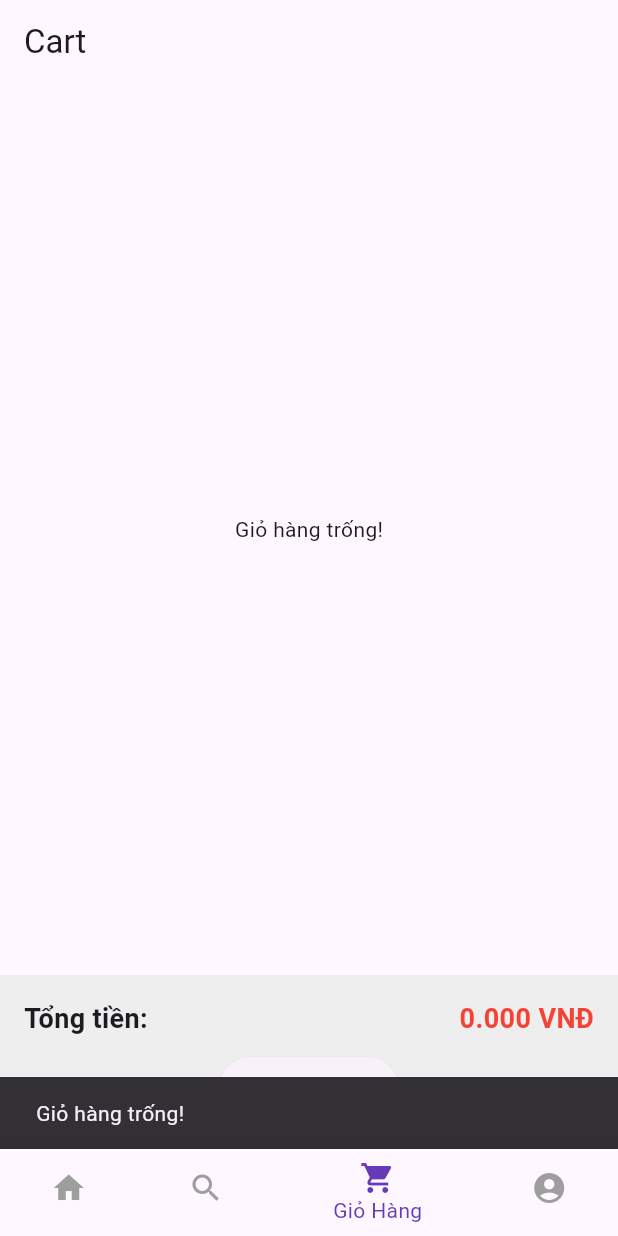
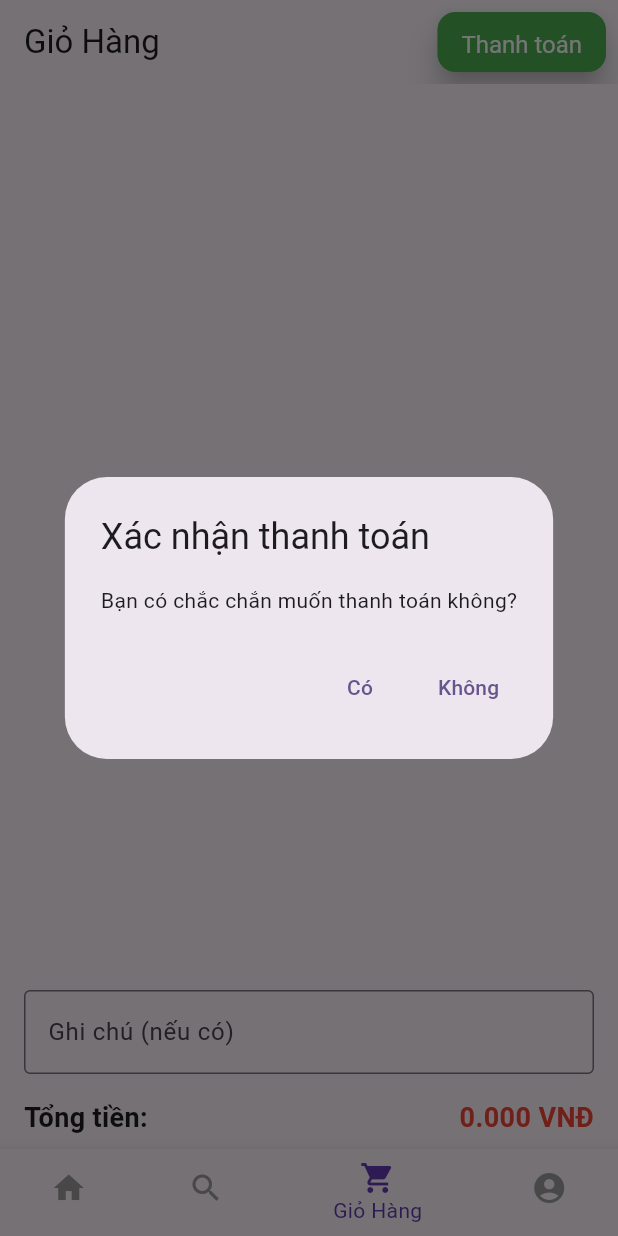
Before and after one commit to IzumiDKC/Flutter_Fashion-Shop, a Flutter app: the screen it shows after launch, item 3 of the bottom bar chosen, after a tap on "Thanh toán", on a phone screen of 412 x 824 dp. Run offline on Flutter 3.47's test engine with Material 3 defaults, Android fonts, the phone set to English and light mode, and no system bars; our stand-ins replace dio, jwt_decoder, shared_preferences; network calls fail.

Commit message:
Xây dựng Cart và lưu Order vào database #2

```diff
--- /dev/null
+++ b/lib/models/CreateOrderRequest.dart
@@ -0,0 +1,27 @@
+import 'OrderDetailRequest.dart';
+
+class CreateOrderRequest {
+  final String userId;
+  final double totalPrice;
+  final String shippingAddress;
+  final String? notes;
+  final List<OrderDetailRequest> orderDetails;
+
+  CreateOrderRequest({
+    required this.userId,
+    required this.totalPrice,
+    required this.shippingAddress,
+    this.notes,
+    required this.orderDetails,
+  });
+
+  Map<String, dynamic> toJson() {
+    return {
+      'userId': userId,
+      'totalPrice': totalPrice,
+      'shippingAddress': shippingAddress,
+      'notes': notes ?? '',
+      'orderDetails': orderDetails.map((e) => e.toJson()).toList(),
+    };
+  }
+}
--- a/lib/models/Order.dart
+++ b/lib/models/Order.dart
@@ -0,0 +1,35 @@
+import 'OrderDetail.dart';
+
+class Order {
+  final int id;
+  final String orderDate;
+  final double totalPrice;
+  final String shippingAddress;
+  final String status;
+  final String? notes;
+  final List<OrderDetail> orderDetails;
+
+  Order({
+    required this.id,
+    required this.orderDate,
+    required this.totalPrice,
+    required this.shippingAddress,
+    required this.status,
+    this.notes,
+    required this.orderDetails,
+  });
+
+  factory Order.fromJson(Map<String, dynamic> json) {
+    return Order(
+      id: json['id'],
+      orderDate: json['orderDate'],
+      totalPrice: json['totalPrice'],
+      shippingAddress: json['shippingAddress'],
+      status: json['status'],
+      notes: json['notes'],
+      orderDetails: (json['orderDetails'] as List)
+          .map((e) => OrderDetail.fromJson(e))
+          .toList(),
+    );
+  }
+}
--- /dev/null
+++ b/lib/models/OrderDetail.dart
@@ -0,0 +1,22 @@
+class OrderDetail {
+  final String name;
+  final double originalPrice;
+  final double finalPrice;
+  final int quantity;
+
+  OrderDetail({
+    required this.name,
+    required this.originalPrice,
+    required this.finalPrice,
+    required this.quantity,
+  });
+
+  factory OrderDetail.fromJson(Map<String, dynamic> json) {
+    return OrderDetail(
+      name: json['name'],
+      originalPrice: json['originalPrice'],
+      finalPrice: json['finalPrice'],
+      quantity: json['quantity'],
+    );
+  }
+}
--- /dev/null
+++ b/lib/models/OrderDetailRequest.dart
@@ -0,0 +1,16 @@
+class OrderDetailRequest {
+  final int productId;
+  final int quantity;
+
+  OrderDetailRequest({
+    required this.productId,
+    required this.quantity,
+  });
+
+  Map<String, dynamic> toJson() {
+    return {
+      'productId': productId,
+      'quantity': quantity,
+    };
+  }
+}
--- a/lib/screens/CartScreen.dart
+++ b/lib/screens/CartScreen.dart
@@ -1,4 +1,9 @@
 import 'package:flutter/material.dart';
+import 'package:shared_preferences/shared_preferences.dart';
+
+import '../api/api_Client.dart';
+import '../models/CreateOrderRequest.dart';
+import '../models/OrderDetailRequest.dart';
 
 class CartScreen extends StatefulWidget {
   const CartScreen({super.key, required this.cart});
@@ -10,18 +15,17 @@ class CartScreen extends StatefulWidget {
 }
 
 class _CartScreenState extends State<CartScreen> {
+  final TextEditingController _noteController = TextEditingController();
   @override
   void initState() {
     super.initState();
-    // Đảm bảo mọi sản phẩm đều có thuộc tính 'quantity'
     for (var product in widget.cart) {
       if (product['quantity'] == null || product['quantity'] <= 0) {
-        product['quantity'] = 1; // Gán giá trị mặc định là 1
+        product['quantity'] = 1;
       }
     }
   }
 
-  // Hàm tính tổng tiền
   double _calculateTotalPrice() {
     return widget.cart.fold(
       0.0,
@@ -29,62 +33,145 @@ class _CartScreenState extends State<CartScreen> {
     );
   }
 
-  // Hàm tăng số lượng
   void _increaseQuantity(int index) {
     setState(() {
-      // Chỉ tăng số lượng cho sản phẩm tại vị trí `index`
       widget.cart[index]['quantity'] += 1;
     });
   }
 
-
-
-  // Hàm giảm số lượng
   void _decreaseQuantity(int index) {
     setState(() {
       if (widget.cart[index]['quantity'] > 1) {
-        widget.cart[index]['quantity'] -= 1; // Chỉ giảm nếu lớn hơn 1
+        widget.cart[index]['quantity'] -= 1;
       }
     });
   }
 
-
-
-  // Hàm xóa sản phẩm khỏi giỏ hàng
   void _removeFromCart(int index) {
     setState(() {
       widget.cart.removeAt(index);
     });
   }
 
-  // Hàm xử lý thanh toán
-  void _checkout() {
-    if (widget.cart.isNotEmpty) {
-      // Xử lý logic thanh toán tại đây
+  Future<String?> _getUserId() async {
+    final prefs = await SharedPreferences.getInstance();
+    return prefs.getString('userId');
+  }
+
+  Future<String?> _getToken() async {
+    final prefs = await SharedPreferences.getInstance();
+    return prefs.getString('token');
+  }
+
+
+  void _placeOrder() async {
+    final userId = await _getUserId();
+    final token = await _getToken();
+    print('userId được lấy từ SharedPreferences trong CartScreen: $userId');
+    print('Token được lấy từ SharedPreferences trong CartScreen: $token');
+    if (userId == null) {
       ScaffoldMessenger.of(context).showSnackBar(
-        const SnackBar(content: Text('Thanh toán thành công!')),
+        const SnackBar(content: Text('Lỗi: Không tìm thấy userId')),
       );
+      return;
+    }
+
+    try {
+      final profile = await ApiClient().getProfile(userId);
+      final shippingAddress = profile.address?.toString() ?? "Không có thông tin địa chỉ";
+
+
+      final orderDetailRequests = widget.cart.map((product) {
+        return OrderDetailRequest(
+          productId: product['id'] ?? 0,
+          quantity: product['quantity'] ?? 1,
+        );
+      }).toList();
+
+      print('Danh sách sản phẩm (JSON): ${orderDetailRequests.map((e) => e.toJson()).toList()}');
+
+      final createOrderRequest = CreateOrderRequest(
+        userId: userId,
+        totalPrice: _calculateTotalPrice(),
+        shippingAddress: shippingAddress,
+        notes: _noteController.text.isEmpty ? null : _noteController.text,
+        orderDetails: orderDetailRequests,
+      );
+
+      print('Dữ liệu CreateOrderRequest: ${createOrderRequest.toJson()}');
+
+
+      final order = await ApiClient().createOrder(createOrderRequest);
+
+      ScaffoldMessenger.of(context).showSnackBar(
+        const SnackBar(content: Text('Đơn hàng đã được lưu thành công!')),
+      );
+
       setState(() {
         widget.cart.clear();
       });
-    } else {
+    } catch (e) {
       ScaffoldMessenger.of(context).showSnackBar(
-        const SnackBar(content: Text('Giỏ hàng trống!')),
+        SnackBar(content: Text('Lỗi khi lưu đơn hàng: $e')),
       );
+      print('Loi khi luu don hang: $e');
     }
+  }
+
+  void _confirmPayment() {
+    showDialog(
+      context: context,
+      builder: (BuildContext context) {
+        return AlertDialog(
+          title: const Text('Xác nhận thanh toán'),
+          content: const Text('Bạn có chắc chắn muốn thanh toán không?'),
+          actions: <Widget>[
+            TextButton(
+              child: const Text('Có'),
+              onPressed: () {
+                Navigator.of(context).pop();
+                _placeOrder();
+              },
+            ),
+            TextButton(
+              child: const Text('Không'),
+              onPressed: () {
+                Navigator.of(context).pop();
+              },
+            ),
+          ],
+        );
+      },
+    );
   }
 
   @override
   Widget build(BuildContext context) {
     final totalPrice = _calculateTotalPrice();
-
     return Scaffold(
       appBar: AppBar(
-        title: const Text('Cart'),
+        title: const Text('Giỏ Hàng'),
+        actions: [
+          Padding(
+            padding: const EdgeInsets.all(8.0),
+            child: ElevatedButton(
+              onPressed: _confirmPayment,
+              child: const Text('Thanh toán'),
+              style: ElevatedButton.styleFrom(
+                foregroundColor: Colors.white, backgroundColor: Colors.green, padding: const EdgeInsets.symmetric(vertical: 12.0, horizontal: 16.0),
+                textStyle: const TextStyle(fontSize: 16), // Màu chữ
+                elevation: 8, // Tạo bóng đổ mạnh mẽ
+                shape: RoundedRectangleBorder(
+                  borderRadius: BorderRadius.circular(12.0), // Đường viền mềm mại
+                ),
+              ),
+            )
+
+          ),
+        ],
       ),
       body: Column(
         children: [
-          // Danh sách sản phẩm trong giỏ hàng
           Expanded(
             child: widget.cart.isEmpty
                 ? const Center(child: Text('Giỏ hàng trống!'))
@@ -128,13 +215,22 @@ class _CartScreenState extends State<CartScreen> {
             ),
           ),
 
-          // Phần tổng tiền và nút thanh toán
-          Container(
-            padding: const EdgeInsets.all(16.0),
-            color: Colors.grey[200],
-            child: Column(
-              children: [
-                Row(
+          // Phần ghi chú nằm trên tổng tiền
+          Padding(
+            padding: const EdgeInsets.symmetric(horizontal: 16.0, vertical: 8.0),
+            child: TextField(
+              controller: _noteController,
+              decoration: const InputDecoration(
+                labelText: 'Ghi chú (nếu có)',
+                border: OutlineInputBorder(),
+              ),
+            ),
+          ),
+
+          // Phần tổng tiền
+          Padding(
+            padding: const EdgeInsets.symmetric(horizontal: 16.0, vertical: 8.0),
+            child: Row(
               mainAxisAlignment: MainAxisAlignment.spaceBetween,
               children: [
                 const Text(
@@ -151,17 +247,6 @@ class _CartScreenState extends State<CartScreen> {
                 ),
               ],
             ),
-                const SizedBox(height: 10),
-                ElevatedButton(
-                  onPressed: _checkout,
-                  child: const Text('Thanh toán'),
-                  style: ElevatedButton.styleFrom(
-                    padding: const EdgeInsets.symmetric(vertical: 12.0, horizontal: 20.0),
-                    textStyle: const TextStyle(fontSize: 16),
-                  ),
-                ),
-              ],
-            ),
           ),
         ],
       ),
--- a/lib/screens/LoginScreen.dart
+++ b/lib/screens/LoginScreen.dart
@@ -1,11 +1,10 @@
 import 'package:dio/dio.dart';
 import 'package:flutter/material.dart';
-import 'package:shared_preferences/shared_preferences.dart'; // Import shared_preferences
+import 'package:shared_preferences/shared_preferences.dart';
 import 'package:fb88/api/api_client.dart';
 import 'package:fb88/models/AuthModels.dart';
 import 'package:fb88/screens/RegisterScreen.dart';
 
-import 'ProfileScreen.dart';
 
 class LoginScreen extends StatefulWidget {
   final Function(bool) onLoginSuccess;
@@ -42,6 +41,7 @@ class _LoginScreenState extends State<LoginScreen> {
       SharedPreferences prefs = await SharedPreferences.getInstance();
       await prefs.setBool('isLoggedIn', true);
       await prefs.setString('token', token);
+      print("Token saved to SharedPreferences: $token");
 
       // Update login status
       widget.onLoginSuccess(true);
--- a/lib/screens/ProductScreen.dart
+++ b/lib/screens/ProductScreen.dart
@@ -1,5 +1,4 @@
 import 'package:flutter/material.dart';
-import 'package:fb88/screens/CartScreen.dart';
 import '../api/api_client.dart';
 
 class ProductScreen extends StatefulWidget {
```
Also changed, not shown: lib/api/api_client.dart (+80 -34 lines), lib/main.dart (+11 -2 lines), lib/screens/ProfileDetailScreen.dart (+7 -1 lines). Lines whose indentation alone changed are shown as unchanged.
